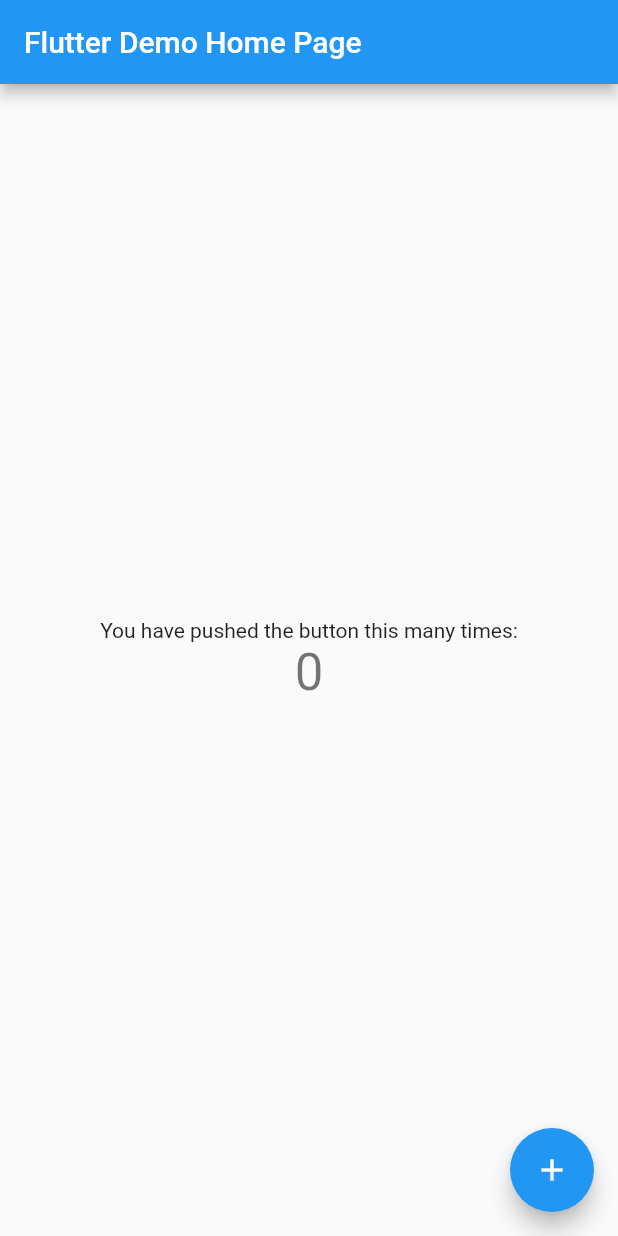
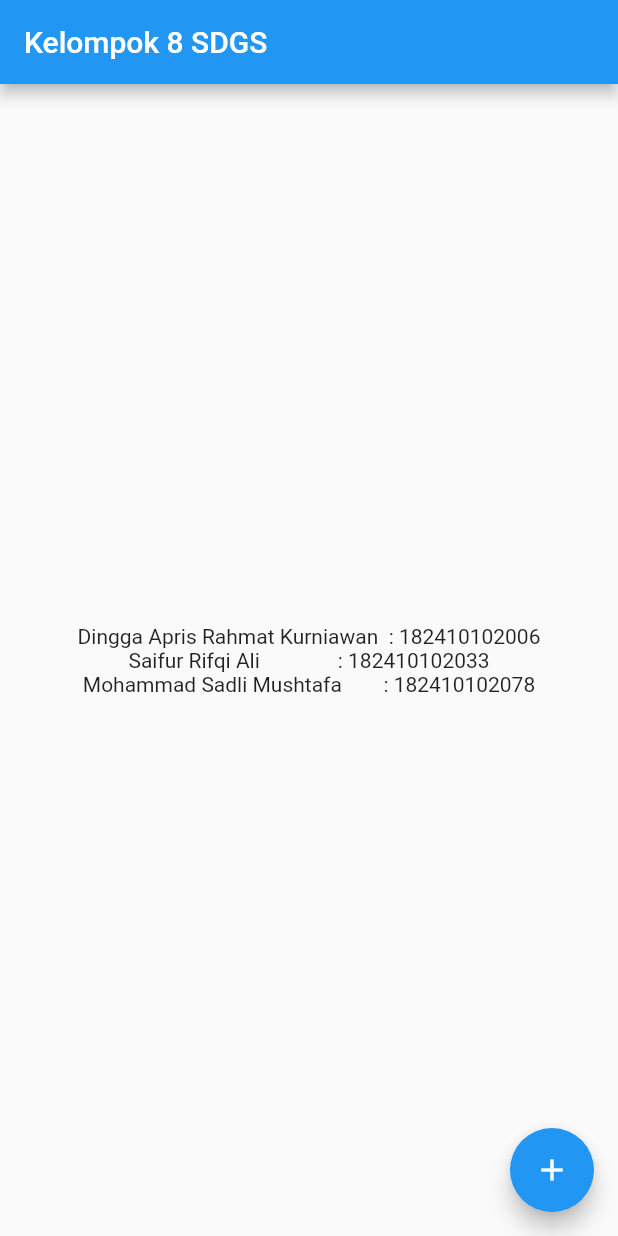
Before and after one commit to dinggasukapaus/KELOMPOK_8_SDGS, a Flutter app: the screen it shows after launch, on a phone screen of 412 x 824 dp. Run offline on Flutter 3.47's test engine with Material 2 defaults, Android fonts, the phone set to English and light mode, and no system bars.

Commit message:
Penambahan Nama NIM

```diff
--- a/lib/main.dart
+++ b/lib/main.dart
@@ -10,6 +10,7 @@ class MyApp extends StatelessWidget {
   @override
   Widget build(BuildContext context) {
     return MaterialApp(
+      debugShowCheckedModeBanner: false,
       title: 'Flutter Demo',
       theme: ThemeData(
         // This is the theme of your application.
@@ -23,7 +24,7 @@ class MyApp extends StatelessWidget {
         // is not restarted.
         primarySwatch: Colors.blue,
       ),
-      home: MyHomePage(title: 'Flutter Demo Home Page'),
+      home: MyHomePage(title: 'Kelompok 8 SDGS'),
     );
   }
 }
@@ -94,13 +95,9 @@ class _MyHomePageState extends State<MyHomePage> {
           // horizontal).
           mainAxisAlignment: MainAxisAlignment.center,
           children: <Widget>[
-            Text(
-              'You have pushed the button this many times:',
-            ),
-            Text(
-              '$_counter',
-              style: Theme.of(context).textTheme.headline4,
-            ),
+            Text('Dingga Apris Rahmat Kurniawan  : 182410102006'),
+            Text('Saifur Rifqi Ali               : 182410102033'),
+            Text('Mohammad Sadli Mushtafa        : 182410102078'),
           ],
         ),
       ),
```
